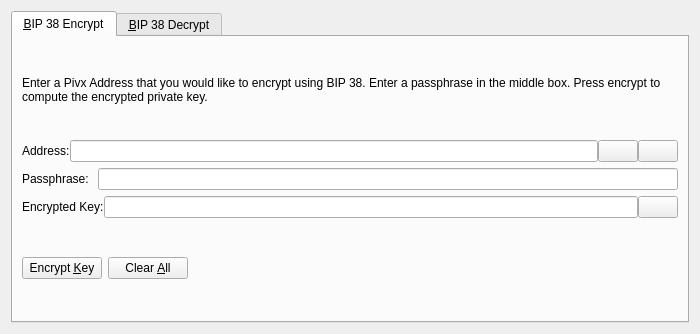
ProjectMerge/merge-legacy, file src/qt/forms/bip38tooldialog.ui: the form before one commit.
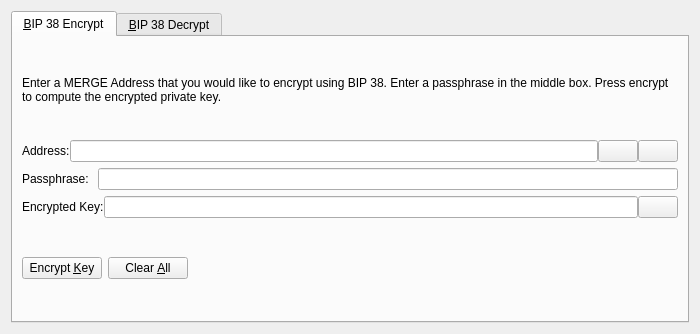
The form after the commit. The open tabs and pages were chosen to show the change. Icons and pictures are not drawn. Custom widgets are drawn as their Qt base class.

Commit message: MERGE correctional pass (mainly filelevel)

The edit to the form file:
```diff
--- a/src/qt/forms/bip38tooldialog.ui
+++ b/src/qt/forms/bip38tooldialog.ui
@@ -30,7 +30,7 @@
        <item>
         <widget class="QLabel" name="infoLabel_ENC">
          <property name="text">
-          <string>Enter a Pivx Address that you would like to encrypt using BIP 38. Enter a passphrase in the middle box. Press encrypt to compute the encrypted private key.</string>
+          <string>Enter a MERGE Address that you would like to encrypt using BIP 38. Enter a passphrase in the middle box. Press encrypt to compute the encrypted private key.</string>
          </property>
          <property name="textFormat">
           <enum>Qt::PlainText</enum>
```
The commit also changes 200 other files.
